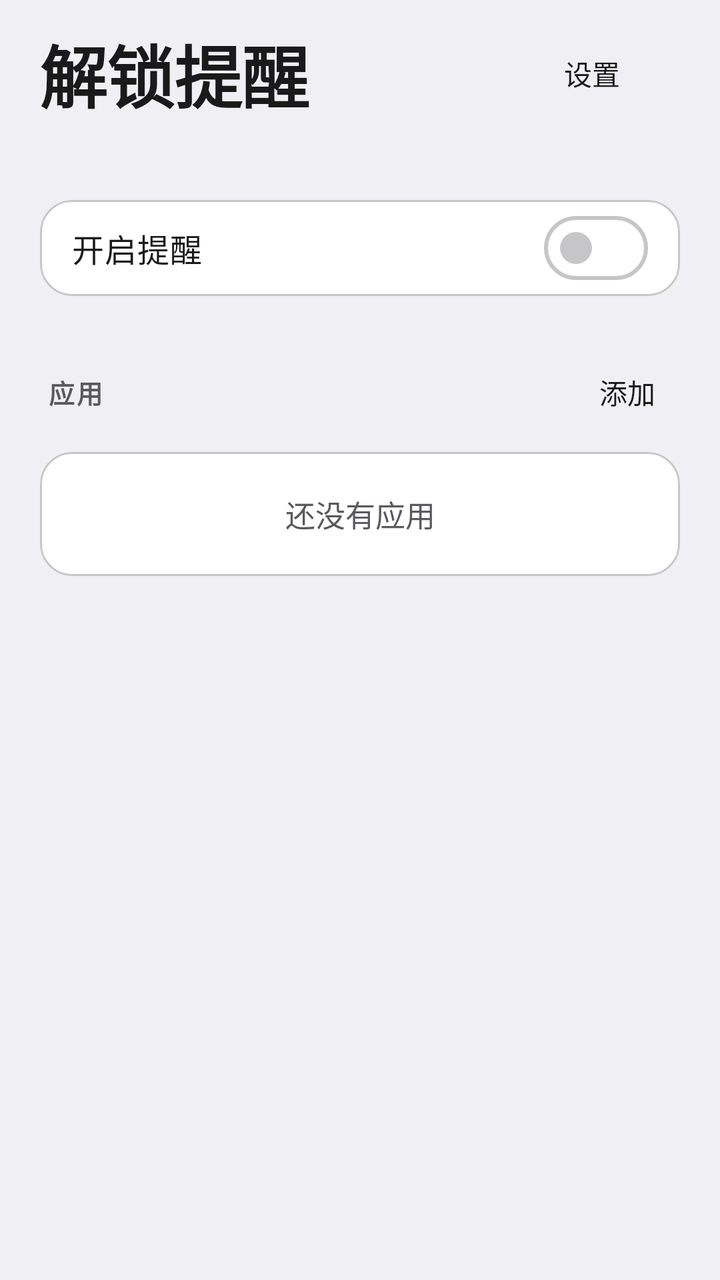
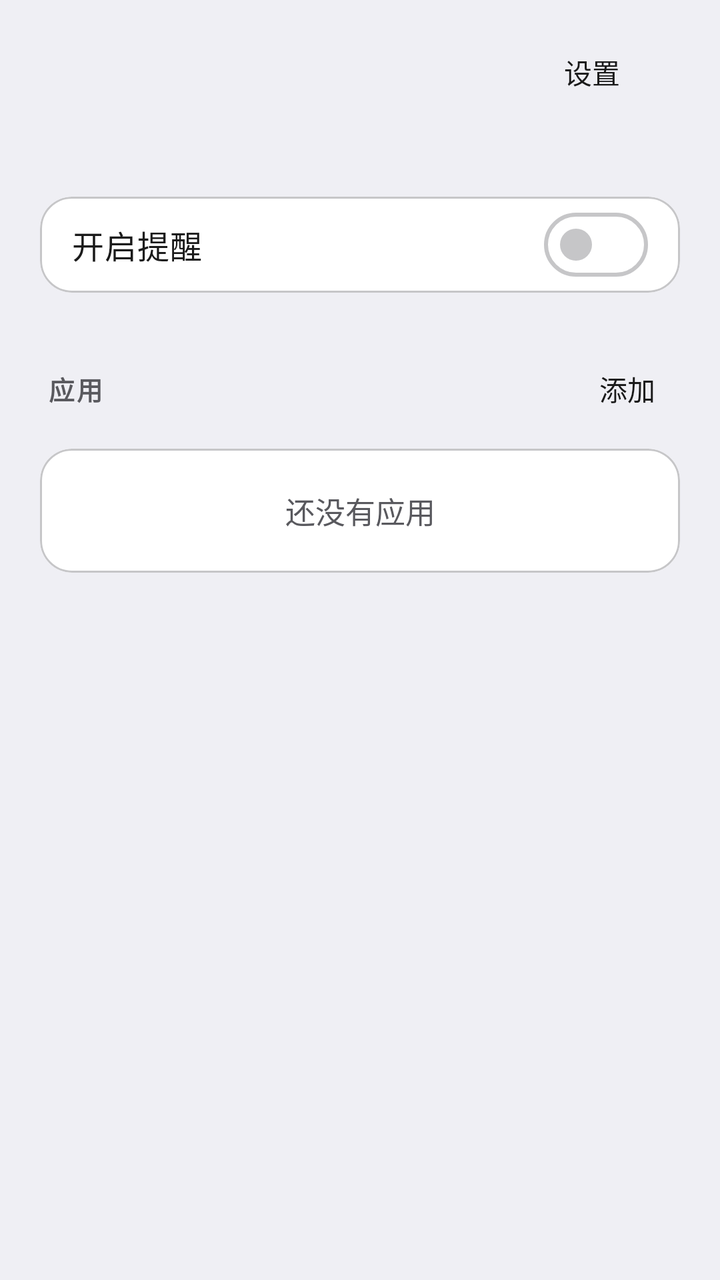

Two renders of the same Android screen: before a commit and after it. Below are the layout's source before the change and the commit's diff.
<!-- AndroidManifest.xml: application theme Theme.App -->
<!-- res/layout/activity_main.xml -->
<?xml version="1.0" encoding="utf-8"?>
<ScrollView xmlns:android="http://schemas.android.com/apk/res/android"
    xmlns:app="http://schemas.android.com/apk/res-auto"
    android:layout_width="match_parent"
    android:layout_height="match_parent"
    android:background="@color/page_bg"
    android:fillViewport="true">

    <LinearLayout
        android:layout_width="match_parent"
        android:layout_height="wrap_content"
        android:orientation="vertical"
        android:paddingStart="20dp"
        android:paddingTop="12dp"
        android:paddingEnd="20dp"
        android:paddingBottom="24dp">

        <LinearLayout
            android:layout_width="match_parent"
            android:layout_height="wrap_content"
            android:gravity="center_vertical"
            android:orientation="horizontal">

            <TextView
                android:layout_width="0dp"
                android:layout_height="wrap_content"
                android:layout_weight="1"
                android:text="@string/app_name"
                android:textColor="@color/ink"
                android:textSize="34sp"
                android:letterSpacing="-0.01"
                android:textStyle="bold" />

            <Button
                android:id="@+id/btnSettings"
                style="@style/Widget.Material3.Button.TextButton"
                android:layout_width="wrap_content"
                android:layout_height="wrap_content"
                android:fontFamily="sans-serif-medium"
                android:textColor="@color/ink"
                android:text="@string/btn_settings" />
        </LinearLayout>

        <TextView
            android:id="@+id/statusText"
            android:layout_width="wrap_content"
            android:layout_height="wrap_content"
            android:layout_marginTop="2dp"
            android:fontFeatureSettings="tnum"
            android:textColor="@color/ink_muted"
            android:textSize="15sp" />

        <TextView
            android:id="@+id/bannerText"
            android:layout_width="match_parent"
            android:layout_height="wrap_content"
            android:layout_marginTop="12dp"
            android:background="@drawable/bg_banner"
            android:fontFamily="sans-serif-medium"
            android:padding="14dp"
            android:text="@string/banner_setup"
            android:textColor="@color/banner_text"
            android:textSize="15sp"
            android:visibility="gone" />

        <com.google.android.material.card.MaterialCardView
            style="?attr/materialCardViewFilledStyle"
            android:layout_width="match_parent"
            android:layout_height="wrap_content"
            android:layout_marginTop="16dp"
            app:cardCornerRadius="16dp"
            app:cardElevation="0dp"
            app:strokeColor="@color/outline"
            app:strokeWidth="1dp">

            <com.google.android.material.materialswitch.MaterialSwitch
                android:id="@+id/switchMonitor"
                android:layout_width="match_parent"
                android:layout_height="wrap_content"
                android:fontFamily="sans-serif-medium"
                android:paddingStart="16dp"
                android:paddingTop="10dp"
                android:paddingEnd="16dp"
                android:paddingBottom="10dp"
                android:text="@string/switch_monitor"
                android:textColor="@color/ink"
                android:textSize="16sp" />
        </com.google.android.material.card.MaterialCardView>

        <LinearLayout
            android:layout_width="match_parent"
            android:layout_height="wrap_content"
            android:layout_marginTop="24dp"
            android:gravity="center_vertical"
            android:orientation="horizontal"
            android:paddingStart="4dp">

            <TextView
                android:layout_width="0dp"
                android:layout_height="wrap_content"
                android:layout_weight="1"
                android:text="@string/rules_title"
                android:textAllCaps="true"
                android:letterSpacing="0.06"
                android:textColor="@color/ink_muted"
                android:textSize="13sp"
                android:textStyle="bold" />

            <Button
                android:id="@+id/btnAddApp"
                style="@style/Widget.Material3.Button.TextButton"
                android:layout_width="wrap_content"
                android:layout_height="wrap_content"
                android:minWidth="0dp"
                android:fontFamily="sans-serif-medium"
                android:textColor="@color/ink"
                android:text="@string/rules_add" />
        </LinearLayout>

        <com.google.android.material.card.MaterialCardView
            style="?attr/materialCardViewFilledStyle"
            android:layout_width="match_parent"
            android:layout_height="wrap_content"
            android:layout_marginTop="6dp"
            app:cardCornerRadius="16dp"
            app:cardElevation="0dp"
            app:strokeColor="@color/outline"
            app:strokeWidth="1dp">

            <LinearLayout
                android:layout_width="match_parent"
                android:layout_height="wrap_content"
                android:orientation="vertical">

                <LinearLayout
                    android:id="@+id/rulesContainer"
                    android:layout_width="match_parent"
                    android:layout_height="wrap_content"
                    android:orientation="vertical" />

                <TextView
                    android:id="@+id/rulesEmpty"
                    android:layout_width="match_parent"
                    android:layout_height="wrap_content"
                    android:gravity="center"
                    android:padding="20dp"
                    android:text="@string/rules_empty"
                    android:textColor="@color/ink_muted"
                    android:textSize="15sp" />
            </LinearLayout>
        </com.google.android.material.card.MaterialCardView>
    </LinearLayout>
</ScrollView>
<!-- resources referenced by this layout -->
<resources>
  <color name="banner_text">#B42318</color>
  <color name="ink">#1A1A1A</color>
  <color name="ink_muted">#59595E</color>
  <color name="outline">#C6C6C8</color>
  <color name="page_bg">#EFEFF4</color>
  <!-- drawable bg_banner (drawable) -->
  <?xml version="1.0" encoding="utf-8"?>
  <shape xmlns:android="http://schemas.android.com/apk/res/android"
      android:shape="rectangle">
      <corners android:radius="14dp" />
      <solid android:color="@color/banner_bg" />
  </shape>
  <string name="app_name">解锁提醒</string>
  <string name="banner_setup">去开启权限</string>
  <string name="btn_settings">设置</string>
  <string name="rules_add">添加</string>
  <string name="rules_empty">还没有应用</string>
  <string name="rules_title">应用</string>
  <string name="switch_monitor">开启提醒</string>
  <style name="Theme.App" parent="Theme.Material3.DayNight.NoActionBar">
          <item name="colorPrimary">@color/brand_primary</item>
          <item name="colorOnPrimary">@color/on_primary</item>
          <item name="colorPrimaryContainer">@color/brand_container</item>
          <item name="colorOnPrimaryContainer">@color/on_primary_container</item>
          <item name="colorSecondary">@color/brand_primary</item>
          <item name="colorOnSecondary">@color/on_primary</item>
          <item name="colorSecondaryContainer">@color/secondary_container</item>
          <item name="colorOnSecondaryContainer">@color/on_secondary_container</item>
          <item name="colorTertiary">@color/brand_primary</item>
          <item name="colorOnTertiary">@color/on_primary</item>
          <item name="colorTertiaryContainer">@color/brand_container</item>
          <item name="colorOnTertiaryContainer">@color/on_primary_container</item>
          <item name="android:colorBackground">@color/page_bg</item>
          <item name="colorOnBackground">@color/ink</item>
          <item name="colorSurface">@color/surface</item>
          <item name="colorOnSurface">@color/ink</item>
          <item name="colorSurfaceVariant">@color/surface_container</item>
          <item name="colorOnSurfaceVariant">@color/ink_muted</item>
          <item name="colorSurfaceContainer">@color/surface_container</item>
          <item name="colorSurfaceContainerLow">@color/surface</item>
          <item name="colorSurfaceContainerHigh">@color/surface_container</item>
          <item name="colorSurfaceContainerHighest">@color/surface_container</item>
          <item name="colorSurfaceContainerLowest">@color/page_bg</item>
          <item name="colorOutline">@color/outline</item>
          <item name="colorOutlineVariant">@color/outline</item>
          <item name="colorError">@color/error</item>
          <item name="colorAccent">@color/brand_primary</item>
          <item name="colorControlActivated">@color/brand_primary</item>
          <item name="android:statusBarColor">@color/page_bg</item>
          <item name="android:navigationBarColor">@color/page_bg</item>
          <item name="android:windowBackground">@color/page_bg</item>
          <item name="android:windowLightStatusBar">@bool/window_light_status</item>
          <item name="android:windowLightNavigationBar">@bool/window_light_status</item>
          <item name="android:forceDarkAllowed">false</item>
      </style>
  <color name="banner_bg">#FFE8E6</color>
  <color name="brand_primary">#007AFF</color>
  <color name="on_primary">#FFFFFF</color>
  <color name="brand_container">#E8F1FC</color>
  <color name="on_primary_container">#003A75</color>
  <color name="secondary_container">#E4E4E9</color>
  <color name="on_secondary_container">#1A1A1A</color>
  <color name="surface">#FFFFFF</color>
  <color name="surface_container">#FFFFFF</color>
  <color name="error">#D70015</color>
</resources>

<!-- the commit's change to res/layout/activity_main.xml (unified diff, before → after) -->
@@ -18,18 +18,8 @@
         <LinearLayout
             android:layout_width="match_parent"
             android:layout_height="wrap_content"
-            android:gravity="center_vertical"
+            android:gravity="end|center_vertical"
             android:orientation="horizontal">
-
-            <TextView
-                android:layout_width="0dp"
-                android:layout_height="wrap_content"
-                android:layout_weight="1"
-                android:text="@string/app_name"
-                android:textColor="@color/ink"
-                android:textSize="34sp"
-                android:letterSpacing="-0.01"
-                android:textStyle="bold" />
 
             <Button
                 android:id="@+id/btnSettings"
<!-- resource entries referenced after the edit -->
@@ -12,7 +12,6 @@
       <corners android:radius="14dp" />
       <solid android:color="@color/banner_bg" />
   </shape>
-  <string name="app_name">解锁提醒</string>
   <string name="banner_setup">去开启权限</string>
   <string name="btn_settings">设置</string>
   <string name="rules_add">添加</string>
